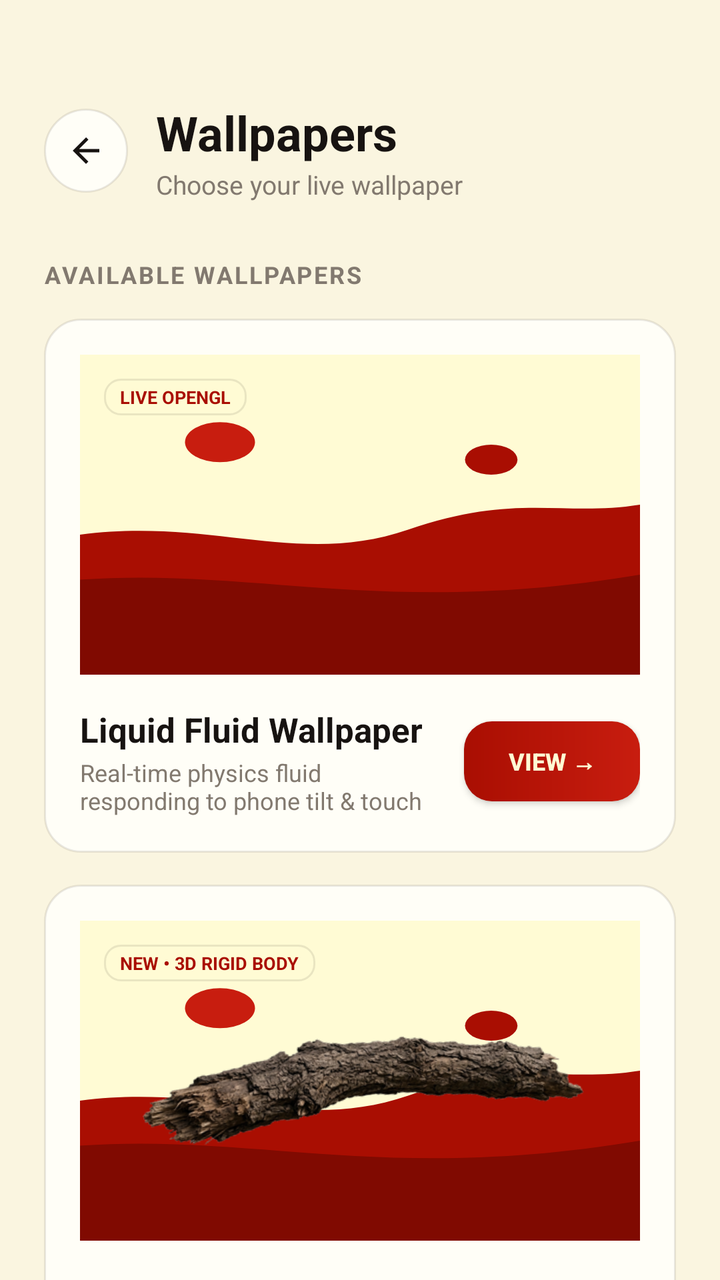
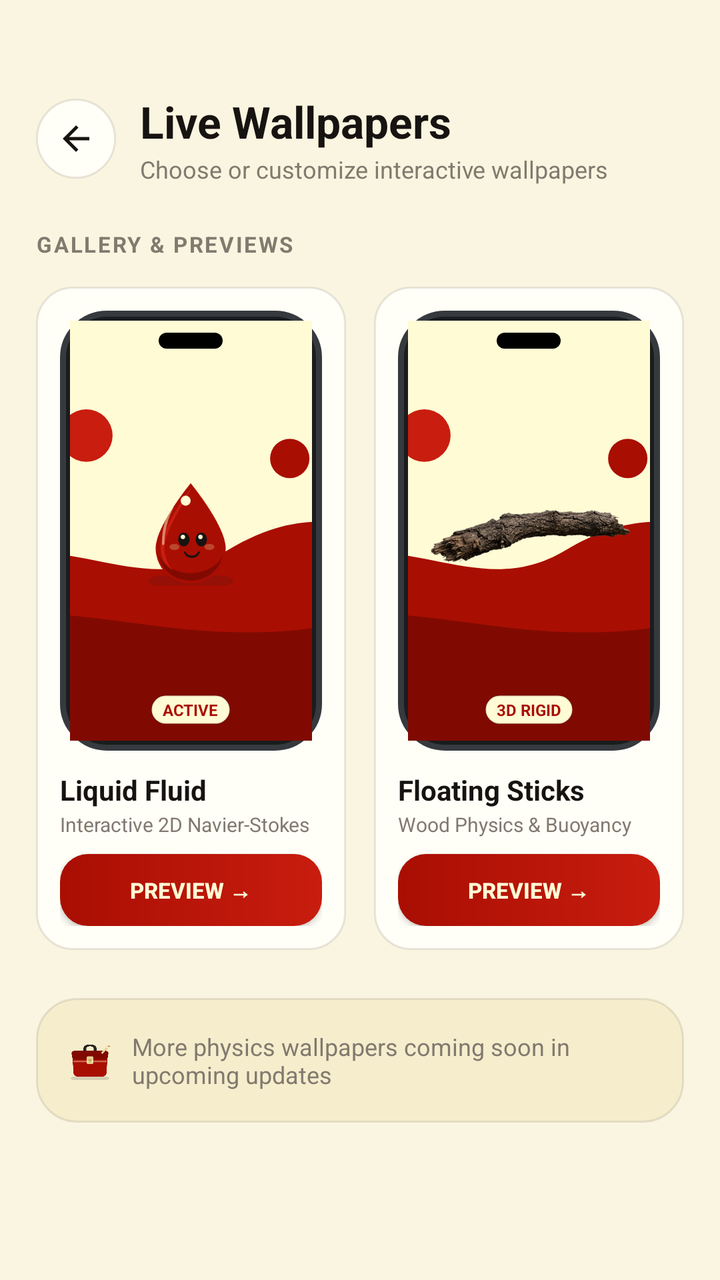

Two renders of the same Android screen: before a commit and after it. Below are the layout's source before the change and the commit's diff.
<!-- AndroidManifest.xml: application theme AppTheme -->
<!-- res/layout/fragment_wallpaper_list.xml -->
<?xml version="1.0" encoding="utf-8"?>
<ScrollView xmlns:android="http://schemas.android.com/apk/res/android"
    android:id="@+id/scrollWallpaperList"
    android:layout_width="match_parent"
    android:layout_height="match_parent"
    android:fillViewport="true"
    android:scrollbars="none"
    android:background="@color/bg_canvas">

    <LinearLayout
        android:layout_width="match_parent"
        android:layout_height="wrap_content"
        android:orientation="vertical"
        android:paddingStart="22dp"
        android:paddingEnd="22dp"
        android:paddingTop="50dp"
        android:paddingBottom="100dp">

        
        <LinearLayout
            android:layout_width="match_parent"
            android:layout_height="wrap_content"
            android:orientation="horizontal"
            android:gravity="center_vertical"
            android:layout_marginBottom="28dp">

            <ImageView
                android:id="@+id/btnWallpaperListBack"
                android:layout_width="42dp"
                android:layout_height="42dp"
                android:background="@drawable/btn_icon_circle"
                android:src="@drawable/ic_back_arrow"
                android:padding="11dp"
                android:layout_marginEnd="14dp"
                android:contentDescription="Back to Home" />

            <LinearLayout
                android:layout_width="0dp"
                android:layout_height="wrap_content"
                android:layout_weight="1"
                android:orientation="vertical">

                <TextView
                    android:layout_width="wrap_content"
                    android:layout_height="wrap_content"
                    android:text="Wallpapers"
                    android:textSize="24sp"
                    android:textStyle="bold"
                    android:textColor="@color/text_display" />

                <TextView
                    android:layout_width="wrap_content"
                    android:layout_height="wrap_content"
                    android:text="Choose your live wallpaper"
                    android:textSize="13sp"
                    android:textColor="@color/text_secondary"
                    android:layout_marginTop="1dp" />
            </LinearLayout>
        </LinearLayout>

        
        <TextView
            android:layout_width="wrap_content"
            android:layout_height="wrap_content"
            android:text="AVAILABLE WALLPAPERS"
            android:textSize="12sp"
            android:textStyle="bold"
            android:textColor="@color/brand_warm_grey"
            android:letterSpacing="0.08"
            android:layout_marginBottom="14dp" />

        
        <LinearLayout
            android:id="@+id/cardWallpaperCatalogItem"
            android:layout_width="match_parent"
            android:layout_height="wrap_content"
            android:orientation="vertical"
            android:background="@drawable/card_clean_white"
            android:padding="18dp"
            android:clickable="true"
            android:focusable="true"
            android:layout_marginBottom="16dp">

            
            <FrameLayout
                android:layout_width="match_parent"
                android:layout_height="160dp"
                android:background="@drawable/wallpaper_thumb"
                android:layout_marginBottom="16dp">

                <TextView
                    android:layout_width="wrap_content"
                    android:layout_height="wrap_content"
                    android:text="LIVE OPENGL"
                    android:textSize="9sp"
                    android:textStyle="bold"
                    android:textColor="@color/brand_milano_red"
                    android:background="@drawable/pill_badge_cream"
                    android:paddingStart="8dp"
                    android:paddingEnd="8dp"
                    android:paddingTop="3dp"
                    android:paddingBottom="3dp"
                    android:layout_gravity="top|start"
                    android:layout_margin="12dp" />
            </FrameLayout>

            <LinearLayout
                android:layout_width="match_parent"
                android:layout_height="wrap_content"
                android:orientation="horizontal"
                android:gravity="center_vertical">

                <LinearLayout
                    android:layout_width="0dp"
                    android:layout_height="wrap_content"
                    android:layout_weight="1"
                    android:orientation="vertical">

                    <TextView
                        android:layout_width="wrap_content"
                        android:layout_height="wrap_content"
                        android:text="Liquid Fluid Wallpaper"
                        android:textSize="17sp"
                        android:textStyle="bold"
                        android:textColor="@color/text_display" />

                    <TextView
                        android:layout_width="wrap_content"
                        android:layout_height="wrap_content"
                        android:text="Real-time physics fluid responding to phone tilt &amp; touch"
                        android:textSize="12sp"
                        android:textColor="@color/text_secondary"
                        android:layout_marginTop="2dp" />
                </LinearLayout>

                <Button
                    android:id="@+id/btnViewWallpaper"
                    android:layout_width="wrap_content"
                    android:layout_height="40dp"
                    android:text="View →"
                    android:textSize="12sp"
                    android:textStyle="bold"
                    android:textColor="@color/brand_lemon_chiffon"
                    android:background="@drawable/btn_primary_red"
                    android:paddingStart="16dp"
                    android:paddingEnd="16dp"
                    android:layout_marginStart="10dp" />
            </LinearLayout>
        </LinearLayout>

        
        <LinearLayout
            android:id="@+id/cardWallpaperSticksItem"
            android:layout_width="match_parent"
            android:layout_height="wrap_content"
            android:orientation="vertical"
            android:background="@drawable/card_clean_white"
            android:padding="18dp"
            android:clickable="true"
            android:focusable="true"
            android:layout_marginBottom="16dp">

            
            <FrameLayout
                android:layout_width="match_parent"
                android:layout_height="160dp"
                android:background="@drawable/wallpaper_thumb"
                android:layout_marginBottom="16dp">

                <ImageView
                    android:layout_width="220dp"
                    android:layout_height="70dp"
                    android:src="@drawable/stick_twig_1"
                    android:layout_gravity="center"
                    android:scaleType="fitCenter"
                    android:rotation="-8"
                    android:contentDescription="Floating Stick" />

                <TextView
                    android:layout_width="wrap_content"
                    android:layout_height="wrap_content"
                    android:text="NEW • 3D RIGID BODY"
                    android:textSize="9sp"
                    android:textStyle="bold"
                    android:textColor="@color/brand_milano_red"
                    android:background="@drawable/pill_badge_cream"
                    android:paddingStart="8dp"
                    android:paddingEnd="8dp"
                    android:paddingTop="3dp"
                    android:paddingBottom="3dp"
                    android:layout_gravity="top|start"
                    android:layout_margin="12dp" />
            </FrameLayout>

            <LinearLayout
                android:layout_width="match_parent"
                android:layout_height="wrap_content"
                android:orientation="horizontal"
                android:gravity="center_vertical">

                <LinearLayout
                    android:layout_width="0dp"
                    android:layout_height="wrap_content"
                    android:layout_weight="1"
                    android:orientation="vertical">

                    <TextView
                        android:layout_width="wrap_content"
                        android:layout_height="wrap_content"
                        android:text="Floating Sticks Water"
                        android:textSize="17sp"
                        android:textStyle="bold"
                        android:textColor="@color/text_display" />

                    <TextView
                        android:layout_width="wrap_content"
                        android:layout_height="wrap_content"
                        android:text="Water physics coupled with floating 3D wooden driftwood twigs &amp; buoyancy"
                        android:textSize="12sp"
                        android:textColor="@color/text_secondary"
                        android:layout_marginTop="2dp" />
                </LinearLayout>

                <Button
                    android:id="@+id/btnViewSticksWallpaper"
                    android:layout_width="wrap_content"
                    android:layout_height="40dp"
                    android:text="View →"
                    android:textSize="12sp"
                    android:textStyle="bold"
                    android:textColor="@color/brand_lemon_chiffon"
                    android:background="@drawable/btn_primary_red"
                    android:paddingStart="16dp"
                    android:paddingEnd="16dp"
                    android:layout_marginStart="10dp" />
            </LinearLayout>
        </LinearLayout>

    </LinearLayout>
</ScrollView>
<!-- resources referenced by this layout -->
<resources>
  <color name="bg_canvas">#FAF5E0</color>
  <color name="brand_lemon_chiffon">#FFFBD4</color>
  <color name="brand_milano_red">#A90E02</color>
  <color name="brand_warm_grey">#82796F</color>
  <color name="text_display">#171311</color>
  <color name="text_secondary">#82796F</color>
  <color name="brand_milano_red_subtle">#1AA90E02</color>
  <color name="brand_warm_white">#FFFEF7</color>
  <color name="brand_border_subtle">#1A292421</color>
  <color name="brand_milano_red_light">#C81D0F</color>
  <color name="brand_milano_red_dark">#800A01</color>
  <!-- unchanged entries left out for length: 8 -->
</resources>

<!-- the commit's change to res/layout/fragment_wallpaper_list.xml (unified diff, before → after) -->
@@ -11,9 +11,9 @@
         android:layout_width="match_parent"
         android:layout_height="wrap_content"
         android:orientation="vertical"
-        android:paddingStart="22dp"
-        android:paddingEnd="22dp"
-        android:paddingTop="50dp"
+        android:paddingStart="18dp"
+        android:paddingEnd="18dp"
+        android:paddingTop="46dp"
         android:paddingBottom="100dp">
 
         
@@ -22,16 +22,16 @@
             android:layout_height="wrap_content"
             android:orientation="horizontal"
             android:gravity="center_vertical"
-            android:layout_marginBottom="28dp">
+            android:layout_marginBottom="22dp">
 
             <ImageView
                 android:id="@+id/btnWallpaperListBack"
-                android:layout_width="42dp"
-                android:layout_height="42dp"
+                android:layout_width="40dp"
+                android:layout_height="40dp"
                 android:background="@drawable/btn_icon_circle"
                 android:src="@drawable/ic_back_arrow"
-                android:padding="11dp"
-                android:layout_marginEnd="14dp"
+                android:padding="10dp"
+                android:layout_marginEnd="12dp"
                 android:contentDescription="Back to Home" />
 
             <LinearLayout
@@ -43,16 +43,16 @@
                 <TextView
                     android:layout_width="wrap_content"
                     android:layout_height="wrap_content"
-                    android:text="Wallpapers"
-                    android:textSize="24sp"
+                    android:text="Live Wallpapers"
+                    android:textSize="22sp"
                     android:textStyle="bold"
                     android:textColor="@color/text_display" />
 
                 <TextView
                     android:layout_width="wrap_content"
                     android:layout_height="wrap_content"
-                    android:text="Choose your live wallpaper"
-                    android:textSize="13sp"
+                    android:text="Choose or customize interactive wallpapers"
+                    android:textSize="12sp"
                     android:textColor="@color/text_secondary"
                     android:layout_marginTop="1dp" />
             </LinearLayout>
@@ -62,8 +62,8 @@
         <TextView
             android:layout_width="wrap_content"
             android:layout_height="wrap_content"
-            android:text="AVAILABLE WALLPAPERS"
-            android:textSize="12sp"
+            android:text="GALLERY &amp; PREVIEWS"
+            android:textSize="11sp"
             android:textStyle="bold"
             android:textColor="@color/brand_warm_grey"
             android:letterSpacing="0.08"
@@ -71,169 +71,247 @@
 
         
         <LinearLayout
-            android:id="@+id/cardWallpaperCatalogItem"
             android:layout_width="match_parent"
             android:layout_height="wrap_content"
-            android:orientation="vertical"
-            android:background="@drawable/card_clean_white"
-            android:padding="18dp"
-            android:clickable="true"
-            android:focusable="true"
-            android:layout_marginBottom="16dp">
+            android:orientation="horizontal"
+            android:baselineAligned="false"
+            android:layout_marginBottom="18dp">
 
             
-            <FrameLayout
-                android:layout_width="match_parent"
-                android:layout_height="160dp"
-                android:background="@drawable/wallpaper_thumb"
-                android:layout_marginBottom="16dp">
-
-                <TextView
-                    android:layout_width="wrap_content"
-                    android:layout_height="wrap_content"
-                    android:text="LIVE OPENGL"
-                    android:textSize="9sp"
-                    android:textStyle="bold"
-                    android:textColor="@color/brand_milano_red"
-                    android:background="@drawable/pill_badge_cream"
-                    android:paddingStart="8dp"
-                    android:paddingEnd="8dp"
-                    android:paddingTop="3dp"
-                    android:paddingBottom="3dp"
-                    android:layout_gravity="top|start"
-                    android:layout_margin="12dp" />
-            </FrameLayout>
-
             <LinearLayout
-                android:layout_width="match_parent"
+                android:id="@+id/cardWallpaperCatalogItem"
+                android:layout_width="0dp"
                 android:layout_height="wrap_content"
-                android:orientation="horizontal"
-                android:gravity="center_vertical">
-
-                <LinearLayout
-                    android:layout_width="0dp"
-                    android:layout_height="wrap_content"
-                    android:layout_weight="1"
-                    android:orientation="vertical">
-
-                    <TextView
-                        android:layout_width="wrap_content"
-                        android:layout_height="wrap_content"
-                        android:text="Liquid Fluid Wallpaper"
-                        android:textSize="17sp"
-                        android:textStyle="bold"
-                        android:textColor="@color/text_display" />
-
-                    <TextView
-                        android:layout_width="wrap_content"
-                        android:layout_height="wrap_content"
-                        android:text="Real-time physics fluid responding to phone tilt &amp; touch"
-                        android:textSize="12sp"
-                        android:textColor="@color/text_secondary"
-                        android:layout_marginTop="2dp" />
-                </LinearLayout>
-
+                android:layout_weight="1"
+                android:orientation="vertical"
+                android:background="@drawable/card_clean_white"
+                android:padding="12dp"
+                android:layout_marginEnd="7dp"
+                android:clickable="true"
+                android:focusable="true">
+
+                
+                <FrameLayout
+                    android:layout_width="match_parent"
+                    android:layout_height="220dp"
+                    android:background="@drawable/phone_mockup_outer"
+                    android:padding="5dp">
+
+                    
+                    <FrameLayout
+                        android:layout_width="match_parent"
+                        android:layout_height="match_parent"
+                        android:background="@drawable/phone_mockup_screen">
+
+                        
+                        <ImageView
+                            android:layout_width="match_parent"
+                            android:layout_height="match_parent"
+                            android:src="@drawable/wallpaper_thumb"
+                            android:scaleType="centerCrop"
+                            android:contentDescription="Fluid Preview" />
+
+                        
+                        <ImageView
+                            android:layout_width="60dp"
+                            android:layout_height="60dp"
+                            android:src="@drawable/sticker_water_drop_3d"
+                            android:layout_gravity="center"
+                            android:contentDescription="Water Drop Icon" />
+
+                        
+                        <View
+                            android:layout_width="32dp"
+                            android:layout_height="8dp"
+                            android:background="@drawable/phone_island_notch"
+                            android:layout_gravity="top|center_horizontal"
+                            android:layout_marginTop="6dp" />
+
+                        
+                        <TextView
+                            android:layout_width="wrap_content"
+                            android:layout_height="wrap_content"
+                            android:text="ACTIVE"
+                            android:textSize="8sp"
+                            android:textStyle="bold"
+                            android:textColor="@color/brand_milano_red"
+                            android:background="@drawable/pill_badge_cream"
+                            android:paddingStart="6dp"
+                            android:paddingEnd="6dp"
+                            android:paddingTop="2dp"
+                            android:paddingBottom="2dp"
+                            android:layout_gravity="bottom|center_horizontal"
+                            android:layout_marginBottom="8dp" />
+                    </FrameLayout>
+                </FrameLayout>
+
+                
+                <TextView
+                    android:layout_width="wrap_content"
+                    android:layout_height="wrap_content"
+                    android:text="Liquid Fluid"
+                    android:textSize="14sp"
+                    android:textStyle="bold"
+                    android:textColor="@color/text_display"
+                    android:layout_marginTop="10dp"
+                    android:maxLines="1"
+                    android:ellipsize="end" />
+
+                <TextView
+                    android:layout_width="wrap_content"
+                    android:layout_height="wrap_content"
+                    android:text="Interactive 2D Navier-Stokes"
+                    android:textSize="10sp"
+                    android:textColor="@color/text_secondary"
+                    android:layout_marginTop="1dp"
+                    android:maxLines="1"
+                    android:ellipsize="end" />
+
+                
                 <Button
                     android:id="@+id/btnViewWallpaper"
-                    android:layout_width="wrap_content"
-                    android:layout_height="40dp"
-                    android:text="View →"
-                    android:textSize="12sp"
+                    android:layout_width="match_parent"
+                    android:layout_height="36dp"
+                    android:text="Preview →"
+                    android:textSize="11sp"
                     android:textStyle="bold"
                     android:textColor="@color/brand_lemon_chiffon"
                     android:background="@drawable/btn_primary_red"
-                    android:paddingStart="16dp"
-                    android:paddingEnd="16dp"
-                    android:layout_marginStart="10dp" />
+                    android:layout_marginTop="8dp"
+                    android:padding="0dp" />
             </LinearLayout>
+
+            
+            <LinearLayout
+                android:id="@+id/cardWallpaperSticksItem"
+                android:layout_width="0dp"
+                android:layout_height="wrap_content"
+                android:layout_weight="1"
+                android:orientation="vertical"
+                android:background="@drawable/card_clean_white"
+                android:padding="12dp"
+                android:layout_marginStart="7dp"
+                android:clickable="true"
+                android:focusable="true">
+
+                
+                <FrameLayout
+                    android:layout_width="match_parent"
+                    android:layout_height="220dp"
+                    android:background="@drawable/phone_mockup_outer"
+                    android:padding="5dp">
+
+                    
+                    <FrameLayout
+                        android:layout_width="match_parent"
+                        android:layout_height="match_parent"
+                        android:background="@drawable/phone_mockup_screen">
+
+                        
+                        <ImageView
+                            android:layout_width="match_parent"
+                            android:layout_height="match_parent"
+                            android:src="@drawable/wallpaper_thumb"
+                            android:scaleType="centerCrop"
+                            android:contentDescription="Sticks Preview" />
+
+                        
+                        <ImageView
+                            android:layout_width="100dp"
+                            android:layout_height="40dp"
+                            android:src="@drawable/stick_twig_1"
+                            android:layout_gravity="center"
+                            android:scaleType="fitCenter"
+                            android:rotation="-10"
+                            android:contentDescription="Floating Stick Preview" />
+
+                        
+                        <View
+                            android:layout_width="32dp"
+                            android:layout_height="8dp"
+                            android:background="@drawable/phone_island_notch"
+                            android:layout_gravity="top|center_horizontal"
+                            android:layout_marginTop="6dp" />
+
+                        
+                        <TextView
+                            android:layout_width="wrap_content"
+                            android:layout_height="wrap_content"
+                            android:text="3D RIGID"
+                            android:textSize="8sp"
+                            android:textStyle="bold"
+                            android:textColor="@color/brand_milano_red"
+                            android:background="@drawable/pill_badge_cream"
+                            android:paddingStart="6dp"
+                            android:paddingEnd="6dp"
+                            android:paddingTop="2dp"
+                            android:paddingBottom="2dp"
+                            android:layout_gravity="bottom|center_horizontal"
+                            android:layout_marginBottom="8dp" />
+                    </FrameLayout>
+                </FrameLayout>
+
+                
+                <TextView
+                    android:layout_width="wrap_content"
+                    android:layout_height="wrap_content"
+                    android:text="Floating Sticks"
+                    android:textSize="14sp"
+                    android:textStyle="bold"
+                    android:textColor="@color/text_display"
+                    android:layout_marginTop="10dp"
+                    android:maxLines="1"
+                    android:ellipsize="end" />
+
+                <TextView
+                    android:layout_width="wrap_content"
+                    android:layout_height="wrap_content"
+                    android:text="Wood Physics &amp; Buoyancy"
+                    android:textSize="10sp"
+                    android:textColor="@color/text_secondary"
+                    android:layout_marginTop="1dp"
+                    android:maxLines="1"
+                    android:ellipsize="end" />
+
+                
+                <Button
+                    android:id="@+id/btnViewSticksWallpaper"
+                    android:layout_width="match_parent"
+                    android:layout_height="36dp"
+                    android:text="Preview →"
+                    android:textSize="11sp"
+                    android:textStyle="bold"
+                    android:textColor="@color/brand_lemon_chiffon"
+                    android:background="@drawable/btn_primary_red"
+                    android:layout_marginTop="8dp"
+                    android:padding="0dp" />
+            </LinearLayout>
+
         </LinearLayout>
 
         
         <LinearLayout
-            android:id="@+id/cardWallpaperSticksItem"
             android:layout_width="match_parent"
             android:layout_height="wrap_content"
-            android:orientation="vertical"
-            android:background="@drawable/card_clean_white"
-            android:padding="18dp"
-            android:clickable="true"
-            android:focusable="true"
-            android:layout_marginBottom="16dp">
-
-            
-            <FrameLayout
-                android:layout_width="match_parent"
-                android:layout_height="160dp"
-                android:background="@drawable/wallpaper_thumb"
-                android:layout_marginBottom="16dp">
-
-                <ImageView
-                    android:layout_width="220dp"
-                    android:layout_height="70dp"
-                    android:src="@drawable/stick_twig_1"
-                    android:layout_gravity="center"
-                    android:scaleType="fitCenter"
-                    android:rotation="-8"
-                    android:contentDescription="Floating Stick" />
-
-                <TextView
-                    android:layout_width="wrap_content"
-                    android:layout_height="wrap_content"
-                    android:text="NEW • 3D RIGID BODY"
-                    android:textSize="9sp"
-                    android:textStyle="bold"
-                    android:textColor="@color/brand_milano_red"
-                    android:background="@drawable/pill_badge_cream"
-                    android:paddingStart="8dp"
-                    android:paddingEnd="8dp"
-                    android:paddingTop="3dp"
-                    android:paddingBottom="3dp"
-                    android:layout_gravity="top|start"
-                    android:layout_margin="12dp" />
-            </FrameLayout>
-
-            <LinearLayout
-                android:layout_width="match_parent"
+            android:orientation="horizontal"
+            android:gravity="center"
+            android:background="@drawable/card_module_soft_cream"
+            android:padding="16dp"
+            android:layout_marginTop="6dp">
+
+            <ImageView
+                android:layout_width="22dp"
+                android:layout_height="22dp"
+                android:src="@drawable/sticker_toolbox_3d"
+                android:layout_marginEnd="10dp"
+                android:contentDescription="Toolbox" />
+
+            <TextView
+                android:layout_width="wrap_content"
                 android:layout_height="wrap_content"
-                android:orientation="horizontal"
-                android:gravity="center_vertical">
-
-                <LinearLayout
-                    android:layout_width="0dp"
-                    android:layout_height="wrap_content"
-                    android:layout_weight="1"
-                    android:orientation="vertical">
-
-                    <TextView
-                        android:layout_width="wrap_content"
-                        android:layout_height="wrap_content"
-                        android:text="Floating Sticks Water"
-                        android:textSize="17sp"
-                        android:textStyle="bold"
-                        android:textColor="@color/text_display" />
-
-                    <TextView
-                        android:layout_width="wrap_content"
-                        android:layout_height="wrap_content"
-                        android:text="Water physics coupled with floating 3D wooden driftwood twigs &amp; buoyancy"
-                        android:textSize="12sp"
-                        android:textColor="@color/text_secondary"
-                        android:layout_marginTop="2dp" />
-                </LinearLayout>
-
-                <Button
-                    android:id="@+id/btnViewSticksWallpaper"
-                    android:layout_width="wrap_content"
-                    android:layout_height="40dp"
-                    android:text="View →"
-                    android:textSize="12sp"
-                    android:textStyle="bold"
-                    android:textColor="@color/brand_lemon_chiffon"
-                    android:background="@drawable/btn_primary_red"
-                    android:paddingStart="16dp"
-                    android:paddingEnd="16dp"
-                    android:layout_marginStart="10dp" />
-            </LinearLayout>
+                android:text="More physics wallpapers coming soon in upcoming updates"
+                android:textSize="12sp"
+                android:textColor="@color/text_secondary" />
         </LinearLayout>
 
     </LinearLayout>
<!-- resource entries referenced after the edit -->
@@ -6,10 +6,98 @@
   <color name="brand_warm_grey">#82796F</color>
   <color name="text_display">#171311</color>
   <color name="text_secondary">#82796F</color>
+  <!-- drawable card_module_soft_cream (drawable) -->
+  <?xml version="1.0" encoding="utf-8"?>
+  <shape xmlns:android="http://schemas.android.com/apk/res/android"
+      android:shape="rectangle">
+      <solid android:color="@color/brand_soft_cream" />
+      <corners android:radius="20dp" />
+      <stroke android:width="1dp" android:color="@color/brand_border_subtle" />
+  </shape>
+  <!-- drawable phone_island_notch (drawable) -->
+  <?xml version="1.0" encoding="utf-8"?>
+  <shape xmlns:android="http://schemas.android.com/apk/res/android"
+      android:shape="rectangle">
+      <corners android:radius="8dp" />
+      <solid android:color="#000000" />
+  </shape>
+  <!-- drawable phone_mockup_outer (drawable) -->
+  <?xml version="1.0" encoding="utf-8"?>
+  <shape xmlns:android="http://schemas.android.com/apk/res/android"
+      android:shape="rectangle">
+      <corners android:radius="22dp" />
+      <solid android:color="#1A1C1E" />
+      <stroke
+          android:width="3dp"
+          android:color="#363A3E" />
+  </shape>
+  <!-- drawable phone_mockup_screen (drawable) -->
+  <?xml version="1.0" encoding="utf-8"?>
+  <shape xmlns:android="http://schemas.android.com/apk/res/android"
+      android:shape="rectangle">
+      <corners android:radius="18dp" />
+      <solid android:color="#000000" />
+  </shape>
+  <!-- drawable sticker_toolbox_3d (drawable) -->
+  <?xml version="1.0" encoding="utf-8"?>
+  <vector xmlns:android="http://schemas.android.com/apk/res/android"
+      android:width="96dp"
+      android:height="96dp"
+      android:viewportWidth="96"
+      android:viewportHeight="96">
+  
+      
+      <path
+          android:fillColor="#26292421"
+          android:pathData="M16,84 C32,84 64,84 80,84 C86,84 90,86 90,88 C90,90 86,92 80,92 C64,92 32,92 16,92 C10,92 6,90 6,88 C6,86 10,84 16,84 Z" />
+  
+      
+      <path
+          android:fillColor="#292421"
+          android:pathData="M34,22 C34,17 40,14 48,14 C56,14 62,17 62,22 L62,28 L56,28 L56,22 C56,20 52,18 48,18 C44,18 40,20 40,22 L40,28 L34,28 Z" />
+  
+      
+      <path
+          android:fillColor="#800A01"
+          android:pathData="M14,28 L82,28 C86,28 89,31 88,35 L86,46 L10,46 L8,35 C7,31 10,28 14,28 Z" />
+  
+      
+      <path
+          android:fillColor="#A90E02"
+          android:pathData="M10,46 L86,46 L84,76 C84,80 80,84 76,84 L20,84 C16,84 12,80 12,76 L10,46 Z" />
+  
+      
+      <path
+          android:fillColor="#E5CD91"
+          android:pathData="M44,40 L52,40 C54,40 55,41 55,43 L55,54 C55,56 54,57 52,57 L44,57 C42,57 41,56 41,54 L41,43 C41,41 42,40 44,40 Z" />
+      <path
+          android:fillColor="#C49A45"
+          android:pathData="M46,47 L50,47 C51,47 51,48 51,49 L51,52 C51,53 51,53 50,53 L46,53 C45,53 45,53 45,52 L45,49 C45,48 45,47 46,47 Z" />
+  
+      
+      <path
+          android:fillColor="#60FFFBD4"
+          android:pathData="M12,50 L84,50 L84,53 L12,53 Z" />
+  
+      
+      <path
+          android:fillColor="#E5CD91"
+          android:pathData="M72,32 L88,16 L91,19 L75,35 Z" />
+      <path
+          android:fillColor="#FFFBD4"
+          android:pathData="M84,20 L88,16 L91,19 L87,23 Z" />
+  
+      
+      <path
+          android:fillColor="#C49A45"
+          android:pathData="M89,14 C89,17 91,18 94,18 C91,18 89,19 89,22 C89,19 87,18 84,18 C87,18 89,17 89,14 Z" />
+  </vector>
+  <!-- drawable sticker_water_drop_3d: vector/xml drawable (drawable, 2197 chars, omitted) -->
   <color name="brand_milano_red_subtle">#1AA90E02</color>
   <color name="brand_warm_white">#FFFEF7</color>
   <color name="brand_border_subtle">#1A292421</color>
   <color name="brand_milano_red_light">#C81D0F</color>
+  <color name="brand_soft_cream">#F5EDCC</color>
   <color name="brand_milano_red_dark">#800A01</color>
   <!-- unchanged entries left out for length: 8 -->
 </resources>
